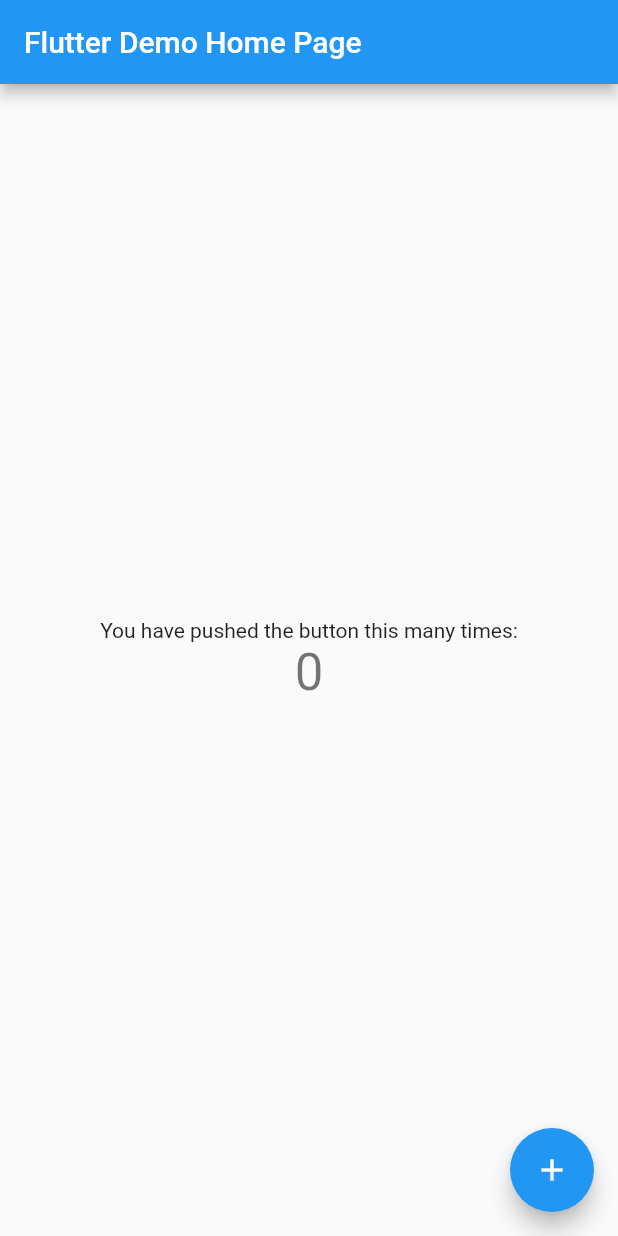
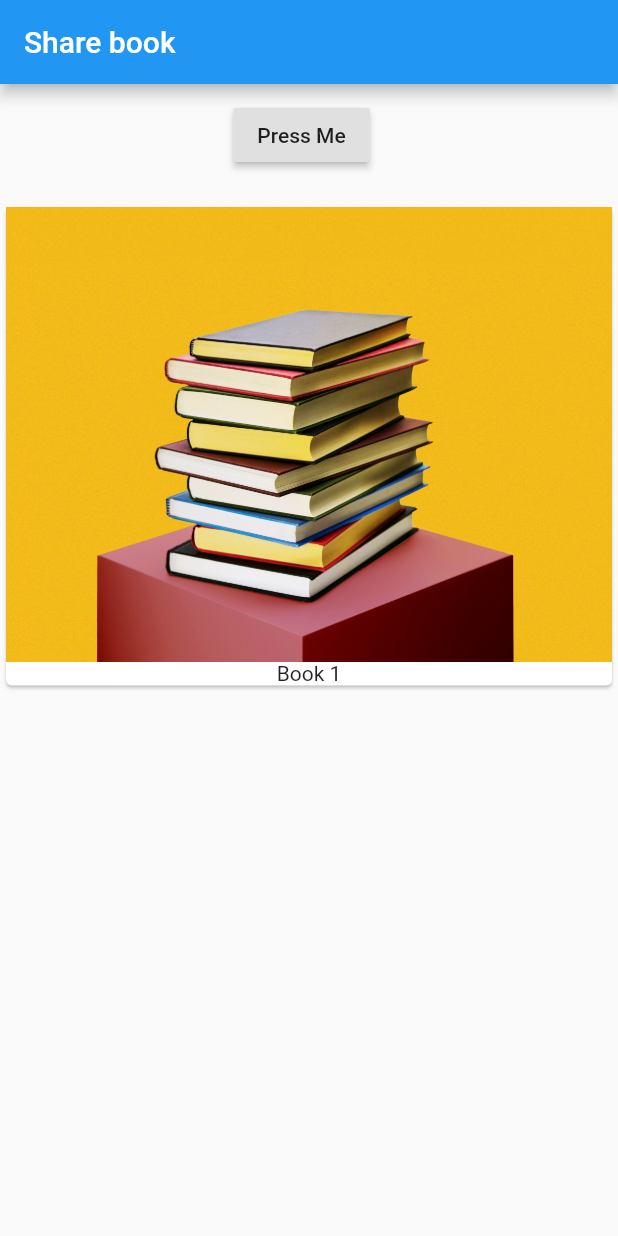
Before and after one commit to rohancs95/flutter_starter_app, a Flutter app: the screen it shows after launch, on a phone screen of 412 x 824 dp. Run offline on Flutter 3.47's test engine with Material 2 defaults, Android fonts, the phone set to English and light mode, and no system bars.

Commit message:
some addition and ehancements

```diff
--- a/lib/main.dart
+++ b/lib/main.dart
@@ -1,111 +1,34 @@
 import 'package:flutter/material.dart';
+
+import './product_manager.dart';
 
 void main() => runApp(MyApp());
 
-class MyApp extends StatelessWidget {
+// class MyApp extends StatelessWidget {
+class MyApp extends StatefulWidget {
+  //stateless wiget doesnt work with data
   // This widget is the root of your application.
   @override
-  Widget build(BuildContext context) {
-    return MaterialApp(
-      title: 'Flutter Demo',
-      theme: ThemeData(
-        // This is the theme of your application.
-        //
-        // Try running your application with "flutter run". You'll see the
-        // application has a blue toolbar. Then, without quitting the app, try
-        // changing the primarySwatch below to Colors.green and then invoke
-        // "hot reload" (press "r" in the console where you ran "flutter run",
-        // or simply save your changes to "hot reload" in a Flutter IDE).
-        // Notice that the counter didn't reset back to zero; the application
-        // is not restarted.
-        primarySwatch: Colors.blue,
-      ),
-      home: MyHomePage(title: 'Flutter Demo Home Page'),
-    );
+  //build is amethod defined by stateless widget class and marked to be overridden as @override is used
+  //here wudget means the return type of the method
+  State<StatefulWidget> createState() {
+    return _MyAppState(); //instantiate the my app state which makes it an object and returns the widget that was created by the state
   }
 }
 
-class MyHomePage extends StatefulWidget {
-  MyHomePage({Key key, this.title}) : super(key: key);
-
-  // This widget is the home page of your application. It is stateful, meaning
-  // that it has a State object (defined below) that contains fields that affect
-  // how it looks.
-
-  // This class is the configuration for the state. It holds the values (in this
-  // case the title) provided by the parent (in this case the App widget) and
-  // used by the build method of the State. Fields in a Widget subclass are
-  // always marked "final".
-
-  final String title;
-
-  @override
-  _MyHomePageState createState() => _MyHomePageState();
-}
-
-class _MyHomePageState extends State<MyHomePage> {
-  int _counter = 0;
-
-  void _incrementCounter() {
-    setState(() {
-      // This call to setState tells the Flutter framework that something has
-      // changed in this State, which causes it to rerun the build method below
-      // so that the display can reflect the updated values. If we changed
-      // _counter without calling setState(), then the build method would not be
-      // called again, and so nothing would appear to happen.
-      _counter = _counter + 2;
-    });
-  }
-
-  @override
+//_ nortation before class names makes them private to a dart file i.e you will not be able to import it somewhere else
+class _MyAppState extends State<MyApp> {
   Widget build(BuildContext context) {
-    // This method is rerun every time setState is called, for instance as done
-    // by the _incrementCounter method above.
-    //
-    // The Flutter framework has been optimized to make rerunning build methods
-    // fast, so that you can just rebuild anything that needs updating rather
-    // than having to individually change instances of widgets.
-    return Scaffold(
-      appBar: AppBar(
-        // Here we take the value from the MyHomePage object that was created by
-        // the App.build method, and use it to set our appbar title.
-        title: Text(widget.title),
-      ),
-      body: Center(
-        // Center is a layout widget. It takes a single child and positions it
-        // in the middle of the parent.
-        child: Column(
-          // Column is also layout widget. It takes a list of children and
-          // arranges them vertically. By default, it sizes itself to fit its
-          // children horizontally, and tries to be as tall as its parent.
-          //
-          // Invoke "debug painting" (press "p" in the console, choose the
-          // "Toggle Debug Paint" action from the Flutter Inspector in Android
-          // Studio, or the "Toggle Debug Paint" command in Visual Studio Code)
-          // to see the wireframe for each widget.
-          //
-          // Column has various properties to control how it sizes itself and
-          // how it positions its children. Here we use mainAxisAlignment to
-          // center the children vertically; the main axis here is the vertical
-          // axis because Columns are vertical (the cross axis would be
-          // horizontal).
-          mainAxisAlignment: MainAxisAlignment.center,
-          children: <Widget>[
-            Text(
-              'You have pushed the button this many times:',
-            ),
-            Text(
-              '$_counter',
-              style: Theme.of(context).textTheme.display1,
-            ),
-          ],
-        ),
-      ),
-      floatingActionButton: FloatingActionButton(
-        onPressed: _incrementCounter,
-        tooltip: 'Increment',
-        child: Icon(Icons.add),
-      ), // This trailing comma makes auto-formatting nicer for build methods.
+    return MaterialApp(
+      home: Scaffold(
+          appBar: AppBar(
+            title: Text('Share book'),
+          ),
+          body: ProductManager("Book 1")
+          // backgroundColor: Colors.black,
+          ),
     );
+    // constructor method class maeria dart imported above....
+    //this widget will a part of every app you build...its root widget...
   }
 }
--- /dev/null
+++ b/lib/product_manager.dart
@@ -0,0 +1,45 @@
+import 'package:flutter/material.dart';
+import './products.dart';
+
+class ProductManager extends StatefulWidget {
+  final String startingProduct; //because the class used above is immutable
+  ProductManager(this.startingProduct); //now to pass data to state widget
+  @override
+  State<StatefulWidget> createState() {
+    return _ProductManagerState();
+  }
+}
+
+class _ProductManagerState extends State<ProductManager> {
+  //to tell dart to which this state belongs to we specify an abstarct type. in <> brackets
+  List<String> _products =
+      []; // _ notations are only used to make things private or its only  convention
+  @override
+  //init state from outside
+  void initState() {
+    //lifecycle hook
+    //no need to use set State because no data was rendered . so initState is used
+    _products.add(widget
+        .startingProduct); //this widget property is like the props in react to pass data don to state
+    super.initState();
+  }
+
+  @override
+  Widget build(BuildContext context) {
+    return Column(children: [
+      Container(
+          margin: EdgeInsets.fromLTRB(10, 10, 20, 20),
+          child: RaisedButton(
+            onPressed: () {
+              setState(() {
+                //setting state fuction will call the stateful widget to change the view
+                _products.add("Book 2");
+              });
+            },
+            child: Text('Press Me'),
+          )),
+      Products(
+          _products), //imporing products class and passing products to the construcxtor
+    ]);
+  }
+}
--- /dev/null
+++ b/lib/products.dart
@@ -0,0 +1,24 @@
+import 'package:flutter/material.dart';
+
+class Products extends StatelessWidget {
+  final List<String>
+      products; //here final means that this code cannot be editing from within the class and can only be set from outside
+  Products(
+      this.products); //initializaing the constructor with products parameter this keyword different in js
+
+  @override
+  Widget build(BuildContext context) {
+    return Column(
+      children: products
+          .map((el) => Card(
+                child: Column(
+                  children: <Widget>[
+                    Image.asset('assets/book.jpg'),
+                    Text(el),
+                  ],
+                ),
+              ))
+          .toList(),
+    );
+  }
+}
--- a/pubspec.yaml
+++ b/pubspec.yaml
@@ -37,8 +37,8 @@ flutter:
   uses-material-design: true
 
   # To add assets to your application, add an assets section, like this:
-  # assets:
-  #  - images/a_dot_burr.jpeg
+  assets:
+   - assets/book.jpg
   #  - images/a_dot_ham.jpeg
 
   # An image asset can refer to one or more resolution-specific "variants", see
```
Also changed, not shown: assets/book.jpg (added).
